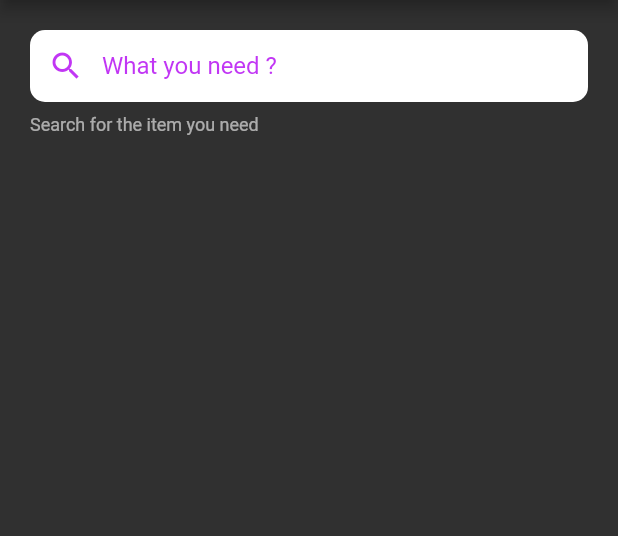
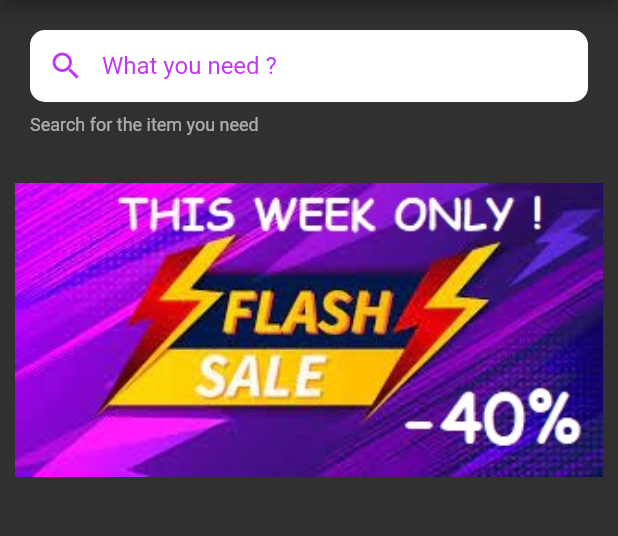
Before and after one commit to patryklaskowski1/gaming_shop_ui, a Flutter app: the screen it shows after launch, in the side drawer, after a tap on the "shopping basket" icon, on a phone screen of 412 x 824 dp, the part 84-620 px from its top. Run offline on Flutter 3.47's test engine with Material 2 defaults, Android fonts, the phone set to English and light mode, and no system bars; drawn by our look-alikes of photo_view.

Commit message:
Create photo gallery

```diff
--- /dev/null
+++ b/lib/home_page/page/home_page.dart
@@ -0,0 +1,52 @@
+import 'package:flutter/material.dart';
+import 'package:gaming_shop_ui/home_page/widgets/back_drawer_menu.dart';
+import 'package:gaming_shop_ui/home_page/widgets/photo_gallery_view.dart';
+import 'package:gaming_shop_ui/home_page/widgets/text_field.dart';
+
+class HomePage extends StatelessWidget {
+  const HomePage({
+    super.key,
+  });
+
+  @override
+  Widget build(BuildContext context) {
+    return Scaffold(
+      drawer: const BackDrawerMenu(),
+      appBar: AppBar(
+        title: const Text(
+          'GaimingShop UI',
+          style: TextStyle(
+            color: Color.fromARGB(255, 193, 54, 244),
+            fontWeight: FontWeight.bold,
+          ),
+        ),
+        centerTitle: true,
+        actions: [
+          IconButton(
+            onPressed: () {},
+            icon: const Icon(
+              Icons.shopping_basket_outlined,
+              color: Color.fromARGB(255, 193, 54, 244),
+            ),
+          ),
+          IconButton(
+            onPressed: () {},
+            icon: const Icon(
+              Icons.account_circle,
+              color: Color.fromARGB(255, 193, 54, 244),
+            ),
+          ),
+        ],
+      ),
+      body: ListView(
+        children: [
+          const TextFieldContent(),
+          Padding(
+            padding: const EdgeInsets.all(10),
+            child: PhotoGalleryPage(),
+          ),
+        ],
+      ),
+    );
+  }
+}
--- a/lib/home_page/widgets/back_drawer_menu.dart
+++ b/lib/home_page/widgets/back_drawer_menu.dart
@@ -1,4 +1,3 @@
-
 import 'package:flutter/material.dart';
 import 'package:gaming_shop_ui/const/const.dart';
 
@@ -141,6 +140,21 @@ class BackDrawerMenu extends StatelessWidget {
           ),
           ListTile(
             leading: const Icon(
+              Icons.chair,
+              color: colorFont,
+            ),
+            title: const Text(
+              'Gaming chair',
+              style: TextStyle(
+                color: colorFont,
+              ),
+            ),
+            onTap: () {
+              Navigator.pop(context);
+            },
+          ),
+          ListTile(
+            leading: const Icon(
               Icons.usb,
               color: colorFont,
             ),
--- /dev/null
+++ b/lib/home_page/widgets/photo_gallery_view.dart
@@ -0,0 +1,42 @@
+import 'package:flutter/material.dart';
+import 'package:photo_view/photo_view.dart';
+import 'package:photo_view/photo_view_gallery.dart';
+
+class PhotoGalleryPage extends StatelessWidget {
+  PhotoGalleryPage({
+    super.key,
+  });
+
+  final photoList = [
+    'images/sale1.jpg',
+    'images/item.jpg',
+    'images/item1.jpg',
+    'images/chair.png',
+  ];
+
+  @override
+  Widget build(BuildContext context) {
+    return SizedBox(
+      width: 200,
+      height: 200,
+      child: Scaffold(
+        body: PhotoViewGallery.builder(
+          itemCount: photoList.length,
+          builder: (context, index) {
+            return PhotoViewGalleryPageOptions(
+              imageProvider: AssetImage(
+                photoList[index],
+              ),
+              minScale: PhotoViewComputedScale.contained * 0.8,
+              maxScale: PhotoViewComputedScale.covered * 2,
+            );
+          },
+          scrollPhysics: const BouncingScrollPhysics(),
+          backgroundDecoration: BoxDecoration(
+            color: Theme.of(context).canvasColor,
+          ),
+        ),
+      ),
+    );
+  }
+}
--- a/lib/main.dart
+++ b/lib/main.dart
@@ -1,6 +1,5 @@
 import 'package:flutter/material.dart';
-import 'package:gaming_shop_ui/home_page/widgets/back_drawer_menu.dart';
-import 'package:gaming_shop_ui/home_page/widgets/text_field.dart';
+import 'package:gaming_shop_ui/home_page/page/home_page.dart';
 
 void main() {
   runApp(const MyApp());
@@ -12,38 +11,9 @@ class MyApp extends StatelessWidget {
   @override
   Widget build(BuildContext context) {
     return MaterialApp(
-      title: 'Flutter Demo',
+      title: 'Gaiming Shop UI',
       theme: ThemeData.dark(),
-      home: Scaffold(
-        drawer: const BackDrawerMenu(),
-        appBar: AppBar(
-          title: const Text(
-            'GaimingShop UI',
-            style: TextStyle(
-              color: Color.fromARGB(255, 193, 54, 244),
-              fontWeight: FontWeight.bold,
-            ),
-          ),
-          centerTitle: true,
-          actions: [
-            IconButton(
-              onPressed: () {},
-              icon: const Icon(
-                Icons.shopping_basket_outlined,
-                color: Color.fromARGB(255, 193, 54, 244),
-              ),
-            ),
-            IconButton(
-              onPressed: () {},
-              icon: const Icon(
-                Icons.account_circle,
-                color: Color.fromARGB(255, 193, 54, 244),
-              ),
-            ),
-          ],
-        ),
-        body: ListView(children: const [TextFieldContent()]),
-      ),
+      home: const HomePage(),
     );
   }
 }
--- a/pubspec.yaml
+++ b/pubspec.yaml
@@ -35,6 +35,7 @@ dependencies:
   # The following adds the Cupertino Icons font to your application.
   # Use with the CupertinoIcons class for iOS style icons.
   cupertino_icons: ^1.0.2
+  photo_view: ^0.14.0
 
 dev_dependencies:
   flutter_test:
```
Also changed, not shown: images/chair.png (added), images/item.jpg (added), images/item1.jpg (added), pubspec.lock.
